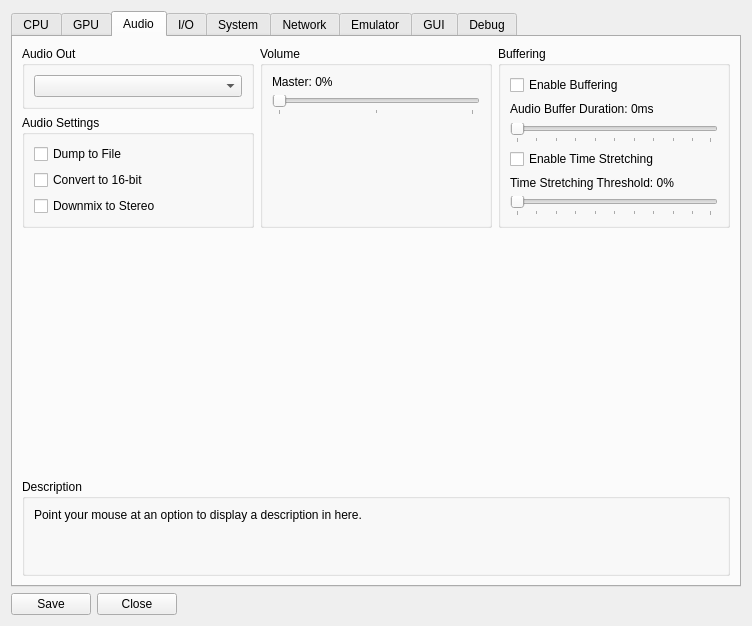
Old version of the form rpcs3/rpcs3qt/settings_dialog.ui in the repository RPCS3/rpcs3.
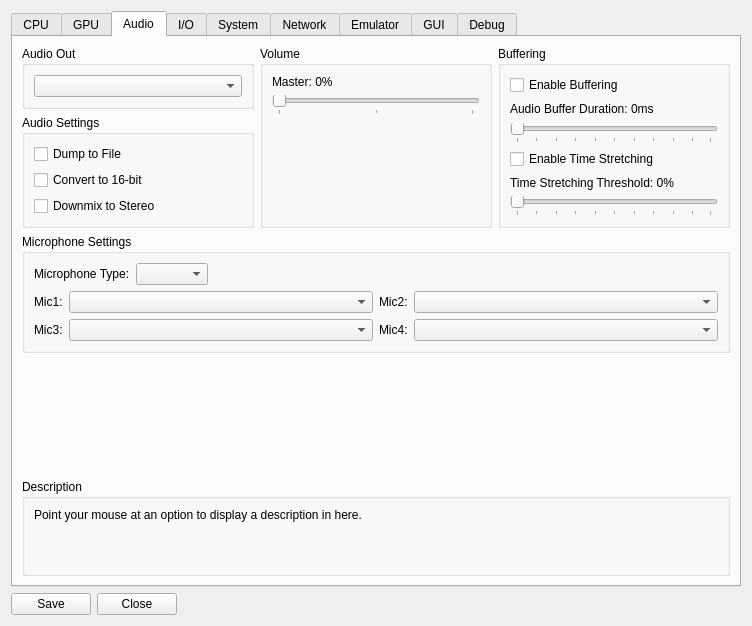
New version of the form. The open tabs and pages were chosen to show the change. Icons and pictures are not drawn.

Commit message: Microphone implementation

The edit to the form file:
```diff
--- a/rpcs3/rpcs3qt/settings_dialog.ui
+++ b/rpcs3/rpcs3qt/settings_dialog.ui
@@ -780,7 +780,7 @@
       <attribute name="title">
        <string>Audio</string>
       </attribute>
-      <layout class="QVBoxLayout" name="verticalLayout_26" stretch="0,1,0">
+      <layout class="QVBoxLayout" name="verticalLayout_26" stretch="0,0,1,0">
        <item>
         <layout class="QHBoxLayout" name="horizontalLayout_9" stretch="1,1,1">
          <item>
@@ -966,6 +966,157 @@
          </item>
         </layout>
        </item>
+       <item>
+        <widget class="QGroupBox" name="groupBox_9">
+         <property name="title">
+          <string>Microphone Settings</string>
+         </property>
+         <layout class="QVBoxLayout" name="verticalLayout_76">
+          <item>
+           <layout class="QHBoxLayout" name="horizontalLayout_7">
+            <item>
+             <widget class="QLabel" name="label_2">
+              <property name="text">
+               <string>Microphone Type:</string>
+              </property>
+             </widget>
+            </item>
+            <item>
+             <widget class="QComboBox" name="microphoneBox"/>
+            </item>
+            <item>
+             <spacer name="horizontalSpacer_2">
+              <property name="orientation">
+               <enum>Qt::Horizontal</enum>
+              </property>
+              <property name="sizeType">
+               <enum>QSizePolicy::MinimumExpanding</enum>
+              </property>
+              <property name="sizeHint" stdset="0">
+               <size>
+                <width>0</width>
+                <height>0</height>
+               </size>
+              </property>
+             </spacer>
+            </item>
+           </layout>
+          </item>
+          <item>
+           <layout class="QHBoxLayout" name="horizontalLayout_6">
+            <item>
+             <layout class="QVBoxLayout" name="verticalLayout_77">
+              <item>
+               <widget class="QLabel" name="label_3">
+                <property name="sizePolicy">
+                 <sizepolicy hsizetype="Minimum" vsizetype="Preferred">
+                  <horstretch>0</horstretch>
+                  <verstretch>0</verstretch>
+                 </sizepolicy>
+                </property>
+                <property name="text">
+                 <string>Mic1:</string>
+                </property>
+               </widget>
+              </item>
+              <item>
+               <widget class="QLabel" name="label_5">
+                <property name="sizePolicy">
+                 <sizepolicy hsizetype="Minimum" vsizetype="Preferred">
+                  <horstretch>0</horstretch>
+                  <verstretch>0</verstretch>
+                 </sizepolicy>
+                </property>
+                <property name="text">
+                 <string>Mic3:</string>
+                </property>
+               </widget>
+              </item>
+             </layout>
+            </item>
+            <item>
+             <layout class="QVBoxLayout" name="verticalLayout_78">
+              <item>
+               <widget class="QComboBox" name="microphone1Box">
+                <property name="sizePolicy">
+                 <sizepolicy hsizetype="Expanding" vsizetype="Fixed">
+                  <horstretch>0</horstretch>
+                  <verstretch>0</verstretch>
+                 </sizepolicy>
+                </property>
+               </widget>
+              </item>
+              <item>
+               <widget class="QComboBox" name="microphone3Box">
+                <property name="sizePolicy">
+                 <sizepolicy hsizetype="Expanding" vsizetype="Fixed">
+                  <horstretch>0</horstretch>
+                  <verstretch>0</verstretch>
+                 </sizepolicy>
+                </property>
+               </widget>
+              </item>
+             </layout>
+            </item>
+            <item>
+             <layout class="QVBoxLayout" name="verticalLayout_79">
+              <item>
+               <widget class="QLabel" name="label_4">
+                <property name="sizePolicy">
+                 <sizepolicy hsizetype="Minimum" vsizetype="Preferred">
+                  <horstretch>0</horstretch>
+                  <verstretch>0</verstretch>
+                 </sizepolicy>
+                </property>
+                <property name="text">
+                 <string>Mic2:</string>
+                </property>
+               </widget>
+              </item>
+              <item>
+               <widget class="QLabel" name="label_6">
+                <property name="sizePolicy">
+                 <sizepolicy hsizetype="Minimum" vsizetype="Preferred">
+                  <horstretch>0</horstretch>
+                  <verstretch>0</verstretch>
+                 </sizepolicy>
+                </property>
+                <property name="text">
+                 <string>Mic4:</string>
+                </property>
+               </widget>
+              </item>
+             </layout>
+            </item>
+            <item>
+             <layout class="QVBoxLayout" name="verticalLayout_80">
+              <item>
+               <widget class="QComboBox" name="microphone2Box">
+                <property name="sizePolicy">
+                 <sizepolicy hsizetype="Expanding" vsizetype="Fixed">
+                  <horstretch>0</horstretch>
+                  <verstretch>0</verstretch>
+                 </sizepolicy>
+                </property>
+               </widget>
+              </item>
+              <item>
+               <widget class="QComboBox" name="microphone4Box">
+                <property name="sizePolicy">
+                 <sizepolicy hsizetype="Expanding" vsizetype="Fixed">
+                  <horstretch>0</horstretch>
+                  <verstretch>0</verstretch>
+                 </sizepolicy>
+                </property>
+               </widget>
+              </item>
+             </layout>
+            </item>
+           </layout>
+          </item>
+         </layout>
+        </widget>
+       </item>
        <item>
         <spacer name="verticalSpacer_19">
          <property name="orientation">
```
The commit also changes 9 other files.
